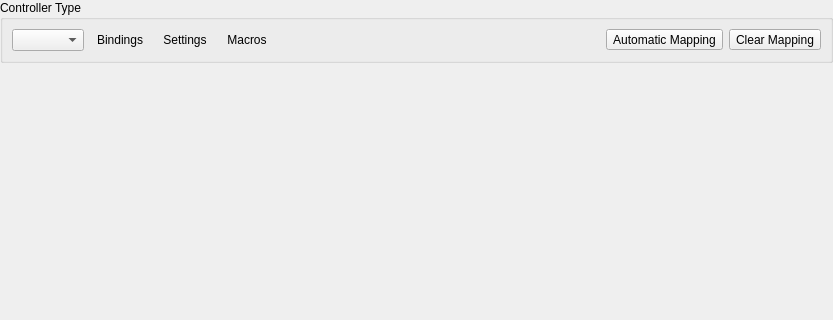
First picture: the form in pcsx2-qt/Settings/ControllerBindingWidget.ui, repository PCSX2/pcsx2, before the edit; both pictures show x 0 to 833 and y 0 to 320 of the 833 by 617 pixel window.
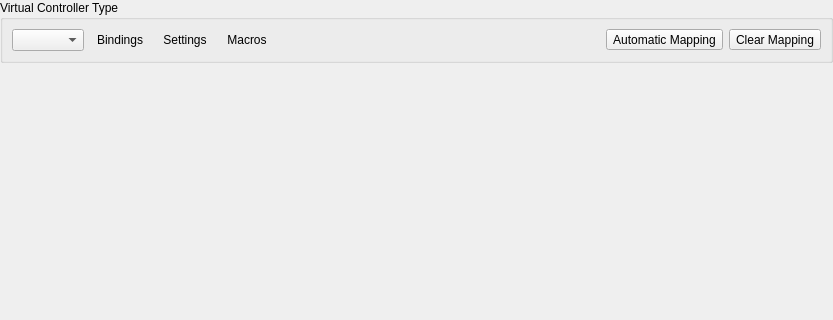
Second picture: the form after the edit. Icons and pictures are not drawn.

```diff
--- a/pcsx2-qt/Settings/ControllerBindingWidget.ui
+++ b/pcsx2-qt/Settings/ControllerBindingWidget.ui
@@ -29,7 +29,7 @@
    <item>
     <widget class="QGroupBox" name="groupBox">
      <property name="title">
-      <string>Controller Type</string>
+      <string>Virtual Controller Type</string>
      </property>
      <layout class="QHBoxLayout" name="horizontalLayout_3">
       <item>
```
Left out of the diff: 8 changed lines with no effect on the pictures.
